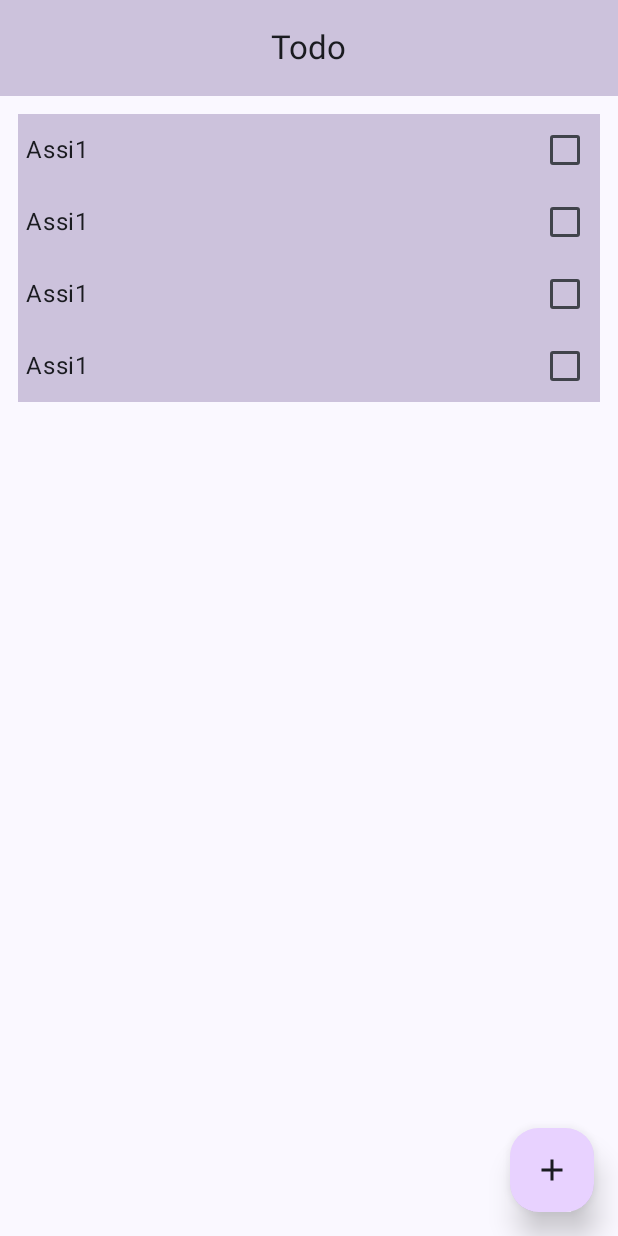
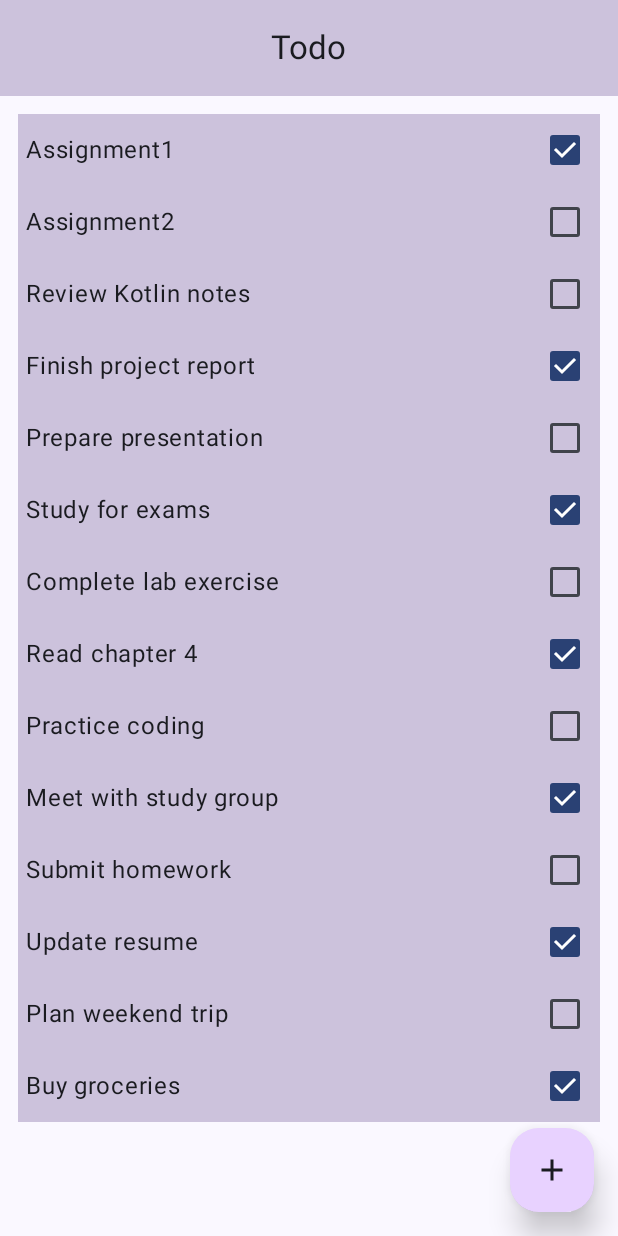
Before and after one commit to AhmedYu/Assignment1, an Android app built with Jetpack Compose: the screen it shows after launch (MainActivity), on a phone screen of 412 x 824 dp. Run offline under Robolectric (Android 15) with nearby library versions, the phone set to English and light mode, and no system bars.

Commit message:
finished the coding and testing of the App

```diff
--- a/app/src/main/AndroidManifest.xml
+++ b/app/src/main/AndroidManifest.xml
@@ -15,14 +15,18 @@
         <activity
             android:name=".MainActivity"
             android:exported="true"
-            android:label="@string/app_name"
+
             android:theme="@style/Theme.Assignment1">
             <intent-filter>
                 <action android:name="android.intent.action.MAIN" />
 
                 <category android:name="android.intent.category.LAUNCHER" />
             </intent-filter>
+
         </activity>
+
+
+
     </application>
 
 </manifest>
--- a/app/src/main/java/Components/Buttons.kt
+++ /dev/null
@@ -1,29 +0,0 @@
-package Components
-
-import androidx.compose.foundation.layout.fillMaxWidth
-import androidx.compose.foundation.shape.RoundedCornerShape
-import androidx.compose.material3.FloatingActionButton
-import androidx.compose.material3.Icon
-import androidx.compose.runtime.Composable
-import androidx.compose.ui.Modifier
-import androidx.compose.ui.draw.shadow
-import androidx.compose.ui.graphics.Color
-import androidx.compose.ui.res.painterResource
-import androidx.compose.ui.unit.dp
-import com.ahmed.assignment1.R
-
-@Composable
-
-fun DisplayFloatingActionBtn(isBtSheetShown : Boolean, showbuttonSheet : ()-> Unit){
-
-    FloatingActionButton(modifier = Modifier
-        .shadow(12.dp, shape = RoundedCornerShape(19.dp)) ,
-        containerColor = Color(red = 232, green = 210, blue = 255),
-        onClick = showbuttonSheet ) {
-        Icon(modifier = Modifier.fillMaxWidth(.1f),
-            painter = painterResource(id = R.drawable.add_icon),
-            contentDescription = "add")
-
-
-    }
-}
--- a/app/src/main/java/Components/ItemView.kt
+++ /dev/null
@@ -1,33 +0,0 @@
-package Components
-
-import androidx.compose.foundation.background
-import androidx.compose.foundation.layout.Row
-import androidx.compose.foundation.layout.fillMaxWidth
-import androidx.compose.foundation.layout.padding
-import androidx.compose.material3.Checkbox
-import androidx.compose.material3.Text
-import androidx.compose.runtime.Composable
-import androidx.compose.ui.Alignment
-import androidx.compose.ui.Modifier
-import androidx.compose.ui.graphics.Color
-import androidx.compose.ui.unit.dp
-
-import TodoItem
-import androidx.compose.foundation.layout.Arrangement
-import androidx.compose.material3.MaterialTheme
-import com.ahmed.assignment1.ui.theme.PurpleGrey80
-
-@Composable
-fun IndividualRow(todoItem : TodoItem, togleDone: ()-> Unit){
-    Row(modifier = Modifier
-
-        .fillMaxWidth()
-        .background(color = PurpleGrey80),
-        verticalAlignment = Alignment.CenterVertically, horizontalArrangement = Arrangement.Center)
-    {
-        Text(text = todoItem.name, modifier = Modifier.fillMaxWidth(.88f).padding(start = 5.dp))
-        Checkbox(modifier = Modifier, enabled = true, checked = todoItem.isDone, onCheckedChange ={togleDone} )
-
-
-    }
-}
--- a/app/src/main/java/TodoItem.kt
+++ b/app/src/main/java/TodoItem.kt
@@ -1,3 +1,8 @@
-data class TodoItem(var name: String, var isDone:Boolean) {
+import data.todoList
 
+data class TodoItem(var name: String, var isDone: Boolean)
+
+fun createNewTodoIem(entry: String) {
+
+	todoList.add(TodoItem(entry, false))
 }
--- a/app/src/main/java/com/ahmed/assignment1/MainActivity.kt
+++ b/app/src/main/java/com/ahmed/assignment1/MainActivity.kt
@@ -1,44 +1,45 @@
 package com.ahmed.assignment1
-import Components.DisplayFloatingActionBtn
-import Components.IndividualRow
-import TodoItem
+
+import components.DisplayFloatingActionBtn
+import components.IndividualRow
 import android.os.Bundle
 import androidx.activity.ComponentActivity
 import androidx.activity.compose.setContent
 import androidx.activity.enableEdgeToEdge
 import androidx.compose.foundation.background
-import androidx.compose.foundation.layout.Column
+import androidx.compose.foundation.layout.Arrangement
+import androidx.compose.foundation.layout.Box
 import androidx.compose.foundation.layout.Row
+import androidx.compose.foundation.layout.WindowInsets
 import androidx.compose.foundation.layout.fillMaxSize
 import androidx.compose.foundation.layout.fillMaxWidth
 import androidx.compose.foundation.layout.padding
 import androidx.compose.foundation.lazy.LazyColumn
-import androidx.compose.foundation.shape.RoundedCornerShape
 import androidx.compose.material3.CenterAlignedTopAppBar
-import androidx.compose.material3.Checkbox
 import androidx.compose.material3.ExperimentalMaterial3Api
-import androidx.compose.material3.FloatingActionButton
-import androidx.compose.material3.Icon
+import androidx.compose.material3.ModalBottomSheet
 import androidx.compose.material3.Scaffold
 import androidx.compose.material3.Text
 import androidx.compose.material3.TopAppBarDefaults
 import androidx.compose.material3.contentColorFor
+import androidx.compose.material3.rememberModalBottomSheetState
 import androidx.compose.runtime.Composable
 import androidx.compose.runtime.getValue
 import androidx.compose.runtime.mutableStateOf
 import androidx.compose.runtime.remember
 import androidx.compose.runtime.setValue
-import androidx.compose.ui.Alignment
 import androidx.compose.ui.Modifier
-import androidx.compose.ui.draw.shadow
-import androidx.compose.ui.geometry.RoundRect
 import androidx.compose.ui.graphics.Color
-import androidx.compose.ui.res.painterResource
-import androidx.compose.ui.tooling.preview.Preview
+import androidx.compose.ui.res.stringResource
 import androidx.compose.ui.unit.dp
 import com.ahmed.assignment1.ui.theme.Assignment1Theme
-import com.ahmed.assignment1.ui.theme.Purple40
 import com.ahmed.assignment1.ui.theme.PurpleGrey80
+import components.BtmContent
+import androidx.compose.foundation.layout.fillMaxHeight
+import androidx.compose.foundation.layout.ime
+import androidx.compose.ui.Alignment
+import data.changeTodoItemStatus
+import data.todoList
 
 class MainActivity : ComponentActivity() {
 
@@ -64,49 +65,107 @@ class MainActivity : ComponentActivity() {
 @OptIn(ExperimentalMaterial3Api::class)
 @Composable
 fun MainUI() {
-    var isDoen by remember {
+	//check box flag to set the todo item's completion status
+	var isDone by remember {
 		mutableStateOf(false)
 	}
-    var showBSheet  by remember {
-        mutableStateOf(value = false)
+
+	val sheetState = rememberModalBottomSheetState()
+	var isBtSheetShown by remember { //to dismiss the btm sheet and show it
+		mutableStateOf(false)
 	}
+	//stores value from the text field
+	var entry by remember {
+		mutableStateOf("")
+	}
+	var isDisplayErrorMessage by remember { //to display error messages when it is true
+		mutableStateOf(
+			false
+		)
+	}
+
+
 	Assignment1Theme {
-        Scaffold(topBar = {
-            CenterAlignedTopAppBar(title = {
-                Text(text = "Todo")
-            }, colors = TopAppBarDefaults.topAppBarColors(containerColor = PurpleGrey80,
+		Scaffold(
+			topBar = {
+				CenterAlignedTopAppBar(
+					title = {
+						Text(text = stringResource(id = R.string.top_bar_title))
+					},
+					colors = TopAppBarDefaults.topAppBarColors(
+						containerColor = PurpleGrey80,
 						contentColorFor(
-                PurpleGrey80)),)
+							PurpleGrey80
+						)
+					),
+				)
 			}, floatingActionButton =
 			{
-            DisplayFloatingActionBtn(isBtSheetShown = showBSheet) {
+
+				DisplayFloatingActionBtn {
+					isBtSheetShown = true
+				}
+			}, modifier = Modifier.fillMaxSize()
+		) { innerPadding ->
+			//TODO:- TOP APP BAR WITH A TODOLIST NAME ON IT
+			LazyColumn(
+				modifier = Modifier
+                    .padding(innerPadding)
+                    .padding(12.dp)
+			) {
+
+				item {
+					for (item in todoList) {
+						Row(
+							modifier = Modifier
+
+                                .fillMaxWidth()
+                                .background(color = PurpleGrey80),
+							verticalAlignment = Alignment.CenterVertically,
+							horizontalArrangement = Arrangement.Center
+						)
+						{
+							isDone = item.isDone //isolates each items doneStatus so that when
+							IndividualRow(item = item, isDone = isDone) {
+								isDone = it
+								changeTodoItemStatus(item)
+							}
+
 
 						}
-        }, modifier = Modifier.fillMaxSize()){ innerPadding->
-            //TODO:- TOP APP BAR WITH A TODOLIST NAME ON IT
-         LazyColumn(modifier = Modifier.padding(innerPadding).padding(12.dp)) {
- item {
-     IndividualRow(todoItem = TodoItem("Assi1", false)) {
-         isDoen = true }
-     IndividualRow(todoItem = TodoItem("Assi1", false)) {
-         isDoen = true }
-     IndividualRow(todoItem = TodoItem("Assi1", false)) {
-         isDoen = true }
-     IndividualRow(todoItem = TodoItem("Assi1", false)) {
-         isDoen = true }
+					}
+
+
 				}
 			}
 
 		}
+		Box(
+			modifier = Modifier
+                .fillMaxWidth()
+                .fillMaxHeight(0.9F)
+		) {
+			if (isBtSheetShown) {
+				ModalBottomSheet(modifier = Modifier.background(Color(R.color.bottom_sheet_color)),
+					windowInsets = WindowInsets.ime,
+
+
+					onDismissRequest = {
+						isBtSheetShown = false
+					}, sheetState = sheetState
+				) {
+
+					//the content goes here.
+					BtmContent(
+						changeDisplayErrorText = { isDisplayErrorMessage = it },
+						changeBtmSheetStatus = { isBtSheetShown = false },
+						entry = entry, isBtSheetShown = isBtSheetShown,
+						isDisplayErrorMessage = isDisplayErrorMessage
+					) {
+						entry = it
 					}
 				}
-
-
-
-@Preview(showBackground = true)
-@Composable
-fun GreetingPreview() {
-    Assignment1Theme {
-
 			}
 		}
+	}
+}
--- /dev/null
+++ b/app/src/main/java/components/DisplayFloatingActionBtn.kt
@@ -0,0 +1,39 @@
+package components
+
+import androidx.compose.foundation.layout.fillMaxWidth
+import androidx.compose.foundation.shape.RoundedCornerShape
+import androidx.compose.material3.FloatingActionButton
+import androidx.compose.material3.Icon
+import androidx.compose.runtime.Composable
+import androidx.compose.ui.Modifier
+import androidx.compose.ui.draw.shadow
+import androidx.compose.ui.graphics.Color
+import androidx.compose.ui.res.painterResource
+import androidx.compose.ui.res.stringResource
+import androidx.compose.ui.unit.dp
+import com.ahmed.assignment1.R
+
+/**
+ * floating action btn will be displayed by this function
+ * @param showBTMSheet : sets the flag to show Bottom sheet
+ */
+@Composable
+fun DisplayFloatingActionBtn(
+	showBTMSheet: () -> Unit
+) {
+
+	FloatingActionButton(
+		modifier = Modifier
+			.shadow(12.dp, shape = RoundedCornerShape(19.dp)),
+		containerColor = Color(red = 232, green = 210, blue = 255),
+		onClick = showBTMSheet,
+	) {
+		Icon(
+			modifier = Modifier.fillMaxWidth(.1f),
+			painter = painterResource(id = R.drawable.add_24dp_fill0_wght400_grad0_opsz24),
+			contentDescription = stringResource(id = R.string.add)
+		)
+
+
+	}
+}
--- /dev/null
+++ b/app/src/main/java/components/ItemView.kt
@@ -0,0 +1,40 @@
+package components
+
+import androidx.compose.foundation.background
+import androidx.compose.foundation.layout.Row
+import androidx.compose.foundation.layout.fillMaxWidth
+import androidx.compose.foundation.layout.padding
+import androidx.compose.material3.Checkbox
+import androidx.compose.material3.Text
+import androidx.compose.runtime.Composable
+import androidx.compose.ui.Alignment
+import androidx.compose.ui.Modifier
+import androidx.compose.ui.unit.dp
+
+import TodoItem
+import androidx.compose.foundation.layout.Arrangement
+import com.ahmed.assignment1.ui.theme.PurpleGrey80
+
+@Composable
+fun IndividualRow(item: TodoItem, isDone: Boolean, togleDone: (Boolean) -> Unit) {
+	Row(
+		modifier = Modifier
+
+            .fillMaxWidth()
+            .background(color = PurpleGrey80),
+		verticalAlignment = Alignment.CenterVertically, horizontalArrangement = Arrangement.Center
+	)
+	{
+		Text(text = item.name, modifier = Modifier
+            .fillMaxWidth(.88f)
+            .padding(start = 5.dp))
+		Checkbox(
+			modifier = Modifier,
+			enabled = true,
+			checked = item.isDone,
+			onCheckedChange = togleDone
+		)
+
+
+	}
+}
--- /dev/null
+++ b/app/src/main/java/data/List.kt
@@ -0,0 +1,30 @@
+package data
+
+import TodoItem
+
+var todoList: MutableList<TodoItem> = mutableListOf(
+	TodoItem("Assignment1", true),
+	TodoItem("Assignment2", false),
+	TodoItem("Review Kotlin notes", false),
+	TodoItem("Finish project report", true),
+	TodoItem("Prepare presentation", false),
+	TodoItem("Study for exams", true),
+	TodoItem("Complete lab exercise", false),
+	TodoItem("Read chapter 4", true),
+	TodoItem("Practice coding", false),
+	TodoItem("Meet with study group", true),
+	TodoItem("Submit homework", false),
+	TodoItem("Update resume", true),
+	TodoItem("Plan weekend trip", false),
+	TodoItem("Buy groceries", true)
+)
+
+fun changeTodoItemStatus(item: TodoItem) {
+	// TODO: find the element
+	val indexOfEleemt = todoList.indexOf(item)
+	val modifiedItem = TodoItem(item.name, !item.isDone)
+//    var itemToUpdate = TodoItem(ite, oldCompletionStatus )
+	todoList.set(indexOfEleemt, modifiedItem)
+
+
+}
--- /dev/null
+++ b/app/src/main/res/drawable/cancel_24dp_fill0_wght400_grad0_opsz24.xml
@@ -0,0 +1,5 @@
+<vector xmlns:android="http://schemas.android.com/apk/res/android" android:autoMirrored="true" android:height="24dp" android:viewportHeight="960" android:viewportWidth="960" android:width="24dp">
+
+    <path android:fillColor="#5f6368" android:pathData="m336,680 l144,-144 144,144 56,-56 -144,-144 144,-144 -56,-56 -144,144 -144,-144 -56,56 144,144 -144,144 56,56ZM480,880q-83,0 -156,-31.5T197,763q-54,-54 -85.5,-127T80,480q0,-83 31.5,-156T197,197q54,-54 127,-85.5T480,80q83,0 156,31.5T763,197q54,54 85.5,127T880,480q0,83 -31.5,156T763,763q-54,54 -127,85.5T480,880ZM480,800q134,0 227,-93t93,-227q0,-134 -93,-227t-227,-93q-134,0 -227,93t-93,227q0,134 93,227t227,93ZM480,480Z"/>
+
+</vector>
--- /dev/null
+++ b/app/src/main/res/drawable/close_24dp_fill0_wght400_grad0_opsz24.xml
@@ -0,0 +1,5 @@
+<vector xmlns:android="http://schemas.android.com/apk/res/android" android:autoMirrored="true" android:height="24dp" android:viewportHeight="960" android:viewportWidth="960" android:width="24dp">
+
+    <path android:fillColor="#5f6368" android:pathData="m256,760 l-56,-56 224,-224 -224,-224 56,-56 224,224 224,-224 56,56 -224,224 224,224 -56,56 -224,-224 -224,224Z"/>
+
+</vector>
--- a/app/src/main/res/values/colors.xml
+++ b/app/src/main/res/values/colors.xml
@@ -8,4 +8,5 @@
     <color name="black">#FF000000</color>
     <color name="white">#FFFFFFFF</color>
     <color name="add_button_color">#E8D2FF</color>
+    <color name="bottom_sheet_color">#F6EEFA</color>
 </resources>
--- a/app/src/main/res/values/strings.xml
+++ b/app/src/main/res/values/strings.xml
@@ -2,4 +2,9 @@
     <string name="app_name">Assignment1</string>
     <string name="cancel_button">Cancel</string>
     <string name="save_button">Save</string>
-</resources>
+    <string name="top_bar_title">Todo</string>
+    <string name="textField_placeholder">New Todo</string>
+    <string name="x_icon_text">x icon to clear text</string>
+    <string name="entry_error_message">please enter value in the text field </string>
+ <string name="add">add new item</string>
+ </resources>
```
Also changed, not shown: app/src/main/java/components/BTMSheetContents.kt (added, +112 -0 lines), app/src/main/res/drawable/add_24dp_fill0_wght400_grad0_opsz24.xml (renamed from app/src/main/res/drawable/add_icon.xml). Lines whose indentation alone changed are shown as unchanged.
